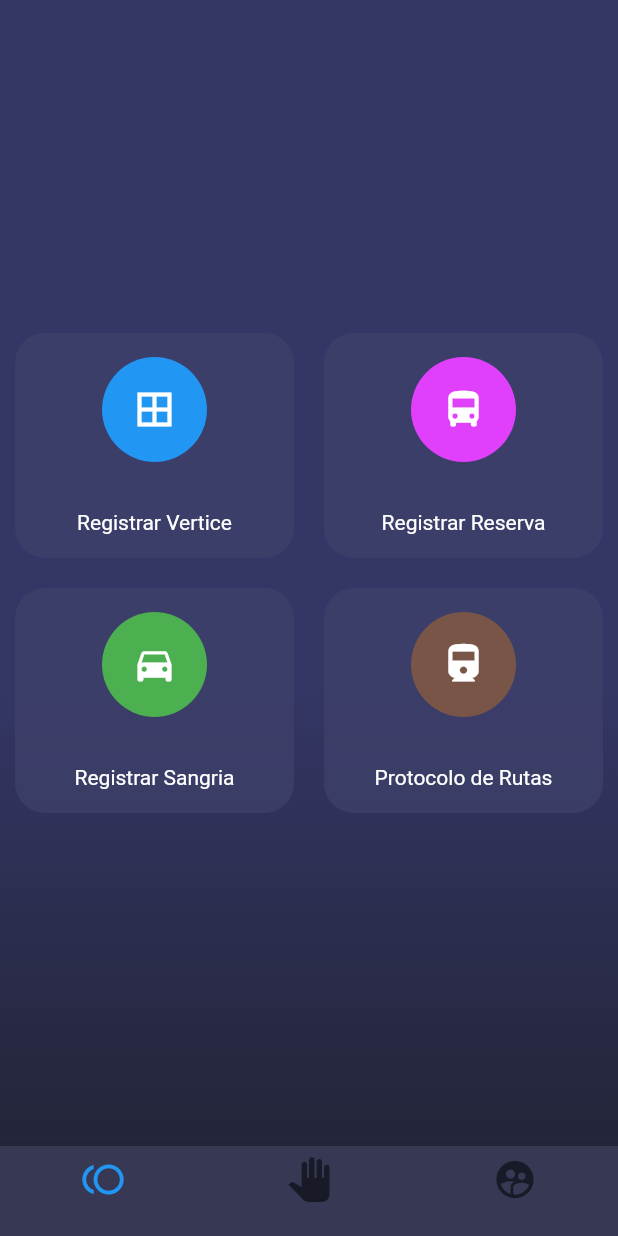
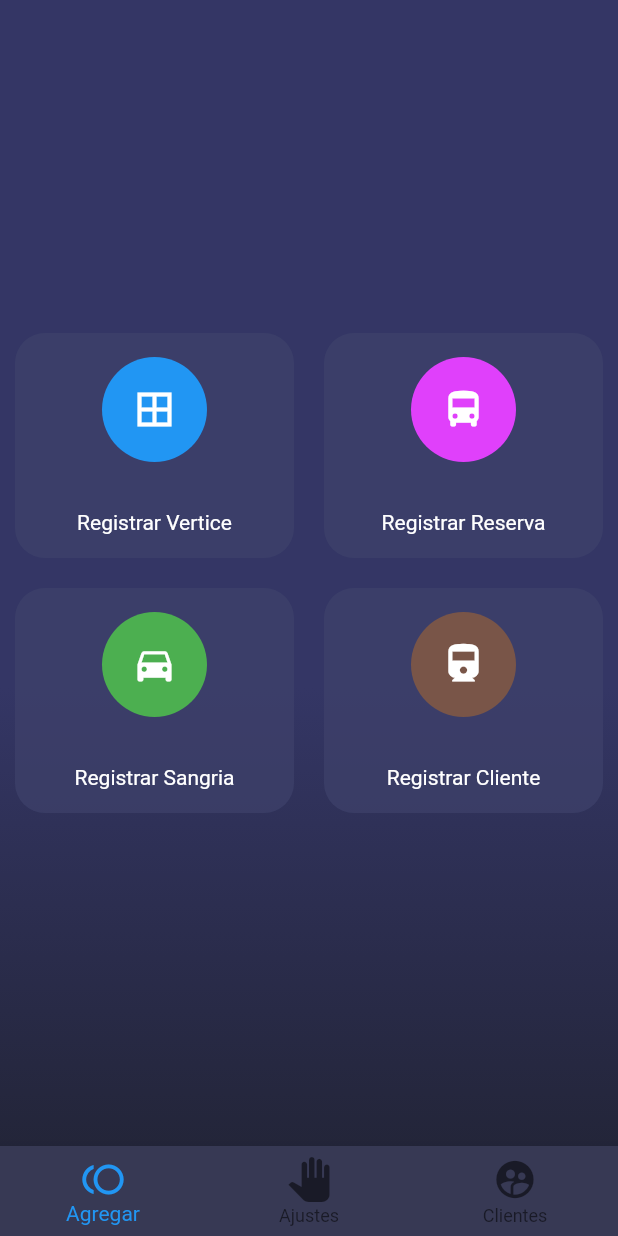
Before and after one commit to davidC1991/app_gestion_fibra_optica, a Flutter app: the screen it shows after launch, on a phone screen of 412 x 824 dp. Run offline on Flutter 3.47's test engine with Material 2 defaults, Android fonts, the light colour scheme and no system bars; our stand-ins replace cloud_firestore, flutter_swiper, fluttertoast, google_maps_flutter; missing offline and left inert: geo, google_maps_webservice; accounts and stored records are empty.

Commit message:
se agrego pantalla de crear clientes, funcionalidad del botoNavigationBar, seleccion de clientes utilizando search delegate

```diff
--- a/lib/bloc/peticiones_firebase.dart
+++ b/lib/bloc/peticiones_firebase.dart
@@ -4,11 +4,29 @@ import 'package:cloud_firestore/cloud_firestore.dart';
 import 'package:audicol_fiber/pages/calculo_punto.dart';
 
 class DatosRedFibra {
-  getCliente() async {
+  Future<List<String>> getCliente() async {
     QuerySnapshot snapshot = await clientes.getDocuments();
+    List<String> clientesList = new List();
 
-    print(snapshot.documents[0].documentID);
-    return snapshot.documents;
+    for (var i = 0; i < snapshot.documents.length; i++) {
+      clientesList.add(snapshot.documents[i].documentID);
+    }
+
+    //print(snapshot.documents[0].documentID);
+    //return snapshot.documents;
+    return clientesList;
+  }
+
+  // ignore: missing_return
+  getClienteAux(String query) async {
+    String cliente;
+    String snapshot = await clientes.document(query).get().then((value) {
+      // value.data['nombre'];
+      //print('----');
+      print(value.data['nombre']);
+      cliente = value.data['nombre'].toString();
+      return cliente;
+    }).catchError((error) {});
   }
 
   getRutas() async {
--- a/lib/main.dart
+++ b/lib/main.dart
@@ -1,9 +1,11 @@
 import 'package:audicol_fiber/pages/calculo_punto.dart';
 import 'package:audicol_fiber/pages/mapa_fiber.dart';
 import 'package:audicol_fiber/pages/configuracion_rutas.dart';
+import 'package:audicol_fiber/pages/registro_cliente.dart';
 import 'package:audicol_fiber/pages/registro_reserva.dart';
 import 'package:audicol_fiber/pages/registro_sangria.dart';
 import 'package:audicol_fiber/pages/registro_vertices.dart';
+import 'package:audicol_fiber/pages/selector_pantalla.dart';
 import 'package:audicol_fiber/provider/direcctionsProvider.dart';
 import 'package:flutter/material.dart';
 import 'package:provider/provider.dart';
@@ -28,7 +30,7 @@ class MyApp extends StatelessWidget {
           // closer together (more dense) than on mobile platforms.
           visualDensity: VisualDensity.adaptivePlatformDensity,
         ),
-        initialRoute: 'registroRutas',
+        initialRoute: 'SelectorPantalla',
         routes: {
           'mapa': (BuildContext context) => MapaRutas(),
           'calculoCoordenada': (BuildContext context) => CalculoCoordenada(),
@@ -36,6 +38,8 @@ class MyApp extends StatelessWidget {
           'registroVertices': (BuildContext context) => RegistrarVertice(),
           'registroReservas': (BuildContext context) => RegistrarReserva(),
           'registroSangrias': (BuildContext context) => RegistrarSangria(),
+          'SelectorPantalla': (BuildContext context) => SelectorPantalla(),
+          'RegistroClientes': (BuildContext context) => RegistrarCliente(),
         },
       ),
     );
--- a/lib/pages/configuracion_rutas.dart
+++ b/lib/pages/configuracion_rutas.dart
@@ -35,32 +35,10 @@ class ResgistrarRuta extends StatelessWidget {
           child: _tablaOpciones(context),
         ),
       ),
-        bottomNavigationBar: _bottomNavigationBar(context));
-  }
-
-  Widget _bottomNavigationBar(BuildContext context) {
-    return Theme(
-      data: Theme.of(context).copyWith(
-          canvasColor: Color.fromRGBO(55, 57, 84, 1.0),
-          primaryColor: Colors.pinkAccent,
-          textTheme: Theme.of(context).textTheme.copyWith(
-              caption: TextStyle(color: Color.fromRGBO(116, 117, 152, 1.0)))),
-      child: BottomNavigationBar(
-        items: [
-          BottomNavigationBarItem(
-              icon: Icon(Icons.toll, size: 30.0), title: Container()),
-          BottomNavigationBarItem(
-              icon: Icon(Icons.pan_tool, size: 30.0), title: Container()),
-          BottomNavigationBarItem(
-              icon: Icon(Icons.supervised_user_circle, size: 30.0),
-              title: Container())
-        ],
-      ),
     );
   }
 
   Widget _tablaOpciones(BuildContext context) {
-    int cont_pantalla = 0;
     return Table(
       children: [
         TableRow(children: [
@@ -73,7 +51,7 @@ class ResgistrarRuta extends StatelessWidget {
           _crearBotonRedondeado(
               Colors.green, Icons.directions_car, 'Registrar Sangria', context),
           _crearBotonRedondeado(Colors.brown, Icons.directions_railway,
-              'Protocolo de Rutas', context),
+              'Registrar Cliente', context),
         ]),
       ],
     );
@@ -95,8 +73,9 @@ class ResgistrarRuta extends StatelessWidget {
           print('Se presionó Sangria');
           Navigator.pushNamed(context, 'registroSangrias');
         }
-        if (texto.contains('Descripción')) {
-          print('Descripción');
+        if (texto.contains('Registrar Cliente')) {
+          print('Registrar Cliente');
+          Navigator.pushNamed(context, 'RegistroClientes');
         }
       },
       child: BackdropFilter(
--- a/lib/pages/registro_sangria.dart
+++ b/lib/pages/registro_sangria.dart
@@ -27,10 +27,10 @@ class _RegistrarSangriaState extends State<RegistrarSangria> {
   }
 
   getCientes() async {
-    List<DocumentSnapshot> cliente_db = await datosRedFibra.getCliente();
+    List<String> cliente_db = await datosRedFibra.getCliente();
     //print(cliente_db[0].documentID);
     for (var i = 0; i < cliente_db.length; i++) {
-      clientes.add(cliente_db[i].documentID);
+      clientes.add(cliente_db[i]);
     }
     print(clientes);
   }
--- /dev/null
+++ b/lib/pages/selector_pantalla.dart
@@ -0,0 +1,94 @@
+import 'package:audicol_fiber/bloc/peticiones_firebase.dart';
+import 'package:audicol_fiber/pages/calculo_punto.dart';
+import 'package:audicol_fiber/pages/configuracion_rutas.dart';
+import 'package:audicol_fiber/pages/registro_reserva.dart';
+import 'package:audicol_fiber/pages/registro_vertices.dart';
+import 'package:flutter/material.dart';
+
+// ignore: must_be_immutable
+class SelectorPantalla extends StatefulWidget {
+  String cliente;
+
+  SelectorPantalla({Key key, @required this.cliente}) : super(key: key);
+  @override
+  _SelectorPantallaState createState() => _SelectorPantallaState();
+}
+
+class _SelectorPantallaState extends State<SelectorPantalla> {
+  PageController pageController;
+  int pageIndex = 0;
+  DatosRedFibra datosRedFibra = DatosRedFibra();
+  @override
+  void initState() {
+    super.initState();
+    print('cliente:${widget.cliente}');
+    pageController = widget.cliente == null
+        ? PageController(initialPage: 0)
+        : PageController(initialPage: 2);
+    if (widget.cliente == null) {
+      pageIndex = 0;
+    } else {
+      pageIndex = 2;
+    }
+    //datosRedFibra.getClienteAux('liceo celedon');
+  }
+
+  @override
+  Widget build(BuildContext context) {
+    return Scaffold(
+        body: PageView(
+          //pageSnapping: false,
+          physics: NeverScrollableScrollPhysics(),
+          children: <Widget>[
+            ResgistrarRuta(),
+            RegistrarReserva(),
+            CalculoCoordenada(cliente: widget.cliente),
+          ],
+          controller: pageController,
+          onPageChanged: cuandoPaginaCambie,
+        ),
+        bottomNavigationBar: _bottomNavigationBar(context));
+  }
+
+  Widget _bottomNavigationBar(BuildContext context) {
+    return Theme(
+      data: Theme.of(context).copyWith(
+          canvasColor: Color.fromRGBO(55, 57, 84, 1.0),
+          primaryColor: Colors.pinkAccent,
+          textTheme: Theme.of(context).textTheme.copyWith(
+              caption: TextStyle(color: Color.fromRGBO(116, 117, 152, 1.0)))),
+      child: BottomNavigationBar(
+        currentIndex: pageIndex,
+        onTap: onTapChangePage,
+        items: [
+          BottomNavigationBarItem(
+              icon: Icon(Icons.toll, size: 30.0), title: Text('Agregar')),
+          BottomNavigationBarItem(
+              icon: Icon(Icons.pan_tool, size: 30.0), title: Text('Ajustes')),
+          BottomNavigationBarItem(
+              icon: Icon(Icons.supervised_user_circle, size: 30.0),
+              title: Text('Clientes'))
+        ],
+      ),
+    );
+  }
+
+  @override
+  void dispose() {
+    pageController.dispose();
+    super.dispose();
+  }
+
+  cuandoPaginaCambie(int pageIndex) {
+    setState(() {
+      this.pageIndex = pageIndex;
+    });
+    // print('pagina actual: $pageIndex');
+  }
+
+  onTapChangePage(int pageIndex) {
+    //pageController.jumpToPage(pageIndex);
+    pageController.animateToPage(pageIndex,
+        duration: Duration(milliseconds: 200), curve: Curves.decelerate);
+  }
+}
```
Also changed, not shown: lib/pages/calculo_punto.dart (+58 -5 lines), lib/pages/registro_cliente.dart (added, +199 -0 lines), lib/search/search_delegate.dart (added, +100 -0 lines), assets/img/loading.gif (added), assets/img/no-image.jpg (added). Lines whose indentation alone changed are shown as unchanged.
